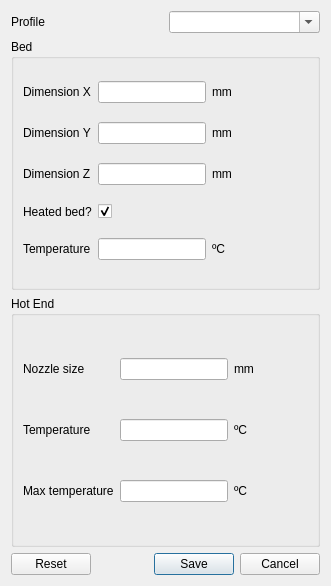
Before: the Qt Designer form src/dialogs/generalsettingsdialog.ui in KDE/atelier, drawn with Qt 5.
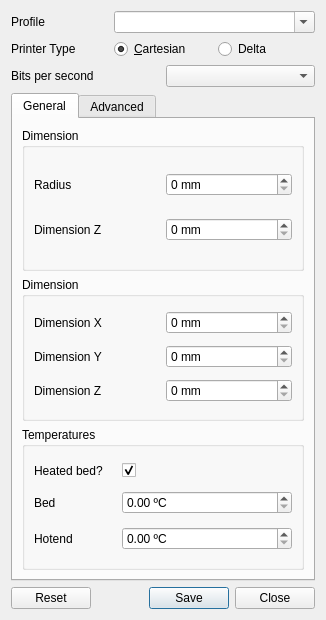
After: the same form once the commit is applied.

Commit message:
Refactor of General Settings Dialog
- Add profile for Delta and Cartesians printers
- Remove not necessary input
- Add new methods to control the dialog close events
- Add method to set the baudrates on the combobox bsp
- Update load and save settings methods to fit the new
context
- Clean code

Patch:
```diff
--- a/src/dialogs/generalsettingsdialog.ui
+++ b/src/dialogs/generalsettingsdialog.ui
@@ -6,24 +6,48 @@
    <rect>
     <x>0</x>
     <y>0</y>
-    <width>331</width>
-    <height>586</height>
+    <width>326</width>
+    <height>620</height>
    </rect>
   </property>
   <property name="windowTitle">
    <string>General Settings</string>
   </property>
+  <layout class="QVBoxLayout" name="verticalLayout">
+   <item>
   <layout class="QGridLayout" name="gridLayout_3">
+     <item row="1" column="1">
+      <widget class="QRadioButton" name="cartesianRB">
+       <property name="text">
+        <string>&amp;Cartesian</string>
+       </property>
+       <property name="checked">
+        <bool>true</bool>
+       </property>
+      </widget>
+     </item>
+     <item row="1" column="2">
+      <widget class="QRadioButton" name="deltaRB">
+       <property name="text">
+        <string>Delta</string>
+       </property>
+      </widget>
+     </item>
+     <item row="1" column="0">
+      <widget class="QLabel" name="label_7">
+       <property name="text">
+        <string>Printer Type</string>
+       </property>
+      </widget>
+     </item>
    <item row="0" column="0">
-    <layout class="QHBoxLayout" name="horizontalLayout">
-     <item>
       <widget class="QLabel" name="label_20">
        <property name="text">
         <string>Profile</string>
        </property>
       </widget>
      </item>
-     <item>
+     <item row="0" column="1" colspan="2">
       <widget class="QComboBox" name="profileCB">
        <property name="editable">
         <bool>true</bool>
@@ -32,10 +56,83 @@
      </item>
     </layout>
    </item>
+   <item>
+    <layout class="QHBoxLayout" name="horizontalLayout">
+     <item>
+      <widget class="QLabel" name="label_9">
+       <property name="text">
+        <string>Bits per second</string>
+       </property>
+      </widget>
+     </item>
+     <item>
+      <widget class="QComboBox" name="baudCB"/>
+     </item>
+    </layout>
+   </item>
+   <item>
+    <widget class="QTabWidget" name="tabWidget">
+     <property name="sizePolicy">
+      <sizepolicy hsizetype="Expanding" vsizetype="MinimumExpanding">
+       <horstretch>0</horstretch>
+       <verstretch>0</verstretch>
+      </sizepolicy>
+     </property>
+     <property name="currentIndex">
+      <number>0</number>
+     </property>
+     <widget class="QWidget" name="tab">
+      <attribute name="title">
+       <string>General</string>
+      </attribute>
+      <layout class="QGridLayout" name="gridLayout_6">
+       <item row="0" column="0">
+        <widget class="QGroupBox" name="deltaGB">
+         <property name="title">
+          <string>Dimension</string>
+         </property>
+         <layout class="QGridLayout" name="gridLayout_4">
    <item row="1" column="0">
-    <widget class="QGroupBox" name="groupBox">
+           <widget class="QLabel" name="label_14">
+            <property name="text">
+             <string>Dimension Z</string>
+            </property>
+           </widget>
+          </item>
+          <item row="0" column="0">
+           <widget class="QLabel" name="label_13">
+            <property name="text">
+             <string>Radius</string>
+            </property>
+           </widget>
+          </item>
+          <item row="0" column="1">
+           <widget class="QSpinBox" name="radiusSB">
+            <property name="suffix">
+             <string> mm</string>
+            </property>
+            <property name="maximum">
+             <number>999999999</number>
+            </property>
+           </widget>
+          </item>
+          <item row="1" column="1">
+           <widget class="QSpinBox" name="z_delta_dimensionSB">
+            <property name="suffix">
+             <string> mm</string>
+            </property>
+            <property name="maximum">
+             <number>999999999</number>
+            </property>
+           </widget>
+          </item>
+         </layout>
+        </widget>
+       </item>
+       <item row="1" column="0">
+        <widget class="QGroupBox" name="cartesianGB">
      <property name="title">
-      <string>Bed</string>
+          <string>Dimension</string>
      </property>
      <layout class="QGridLayout" name="gridLayout">
       <item row="2" column="1">
@@ -45,43 +142,6 @@
         </property>
        </widget>
       </item>
-      <item row="5" column="2">
-       <widget class="QLineEdit" name="bedTempLE"/>
-      </item>
-      <item row="0" column="3">
-       <widget class="QLabel" name="label_6">
-        <property name="text">
-         <string>mm</string>
-        </property>
-       </widget>
-      </item>
-      <item row="1" column="2">
-       <widget class="QLineEdit" name="y_dimensionLE"/>
-      </item>
-      <item row="5" column="3">
-       <widget class="QLabel" name="label_9">
-        <property name="text">
-         <string>ºC</string>
-        </property>
-       </widget>
-      </item>
-      <item row="0" column="2">
-       <widget class="QLineEdit" name="x_dimensionLE"/>
-      </item>
-      <item row="2" column="3">
-       <widget class="QLabel" name="label_8">
-        <property name="text">
-         <string>mm</string>
-        </property>
-       </widget>
-      </item>
-      <item row="3" column="1">
-       <widget class="QLabel" name="label_5">
-        <property name="text">
-         <string>Heated bed?</string>
-        </property>
-       </widget>
-      </item>
       <item row="1" column="1">
        <widget class="QLabel" name="label_3">
         <property name="text">
@@ -89,26 +149,6 @@
         </property>
        </widget>
       </item>
-      <item row="2" column="2">
-       <widget class="QLineEdit" name="z_dimensionLE"/>
-      </item>
-      <item row="5" column="1">
-       <widget class="QLabel" name="label_2">
-        <property name="text">
-         <string>Temperature</string>
-        </property>
-       </widget>
-      </item>
-      <item row="3" column="2">
-       <widget class="QCheckBox" name="heatedBedCK">
-        <property name="text">
-         <string/>
-        </property>
-        <property name="checked">
-         <bool>true</bool>
-        </property>
-       </widget>
-      </item>
       <item row="0" column="1">
        <widget class="QLabel" name="label">
         <property name="text">
@@ -116,109 +156,116 @@
         </property>
        </widget>
       </item>
-      <item row="1" column="3">
-       <widget class="QLabel" name="label_7">
-        <property name="text">
-         <string>mm</string>
-        </property>
-       </widget>
-      </item>
-      <item row="1" column="4">
-       <spacer name="horizontalSpacer">
-        <property name="orientation">
-         <enum>Qt::Horizontal</enum>
-        </property>
-        <property name="sizeHint" stdset="0">
-         <size>
-          <width>40</width>
-          <height>20</height>
-         </size>
-        </property>
-       </spacer>
+          <item row="0" column="2">
+           <widget class="QSpinBox" name="x_dimensionSB">
+            <property name="suffix">
+             <string> mm</string>
+            </property>
+            <property name="maximum">
+             <number>999999999</number>
+            </property>
+           </widget>
+          </item>
+          <item row="2" column="2">
+           <widget class="QSpinBox" name="z_dimensionSB">
+            <property name="suffix">
+             <string> mm</string>
+            </property>
+            <property name="maximum">
+             <number>999999999</number>
+            </property>
+           </widget>
+          </item>
+          <item row="1" column="2">
+           <widget class="QSpinBox" name="y_dimensionSB">
+            <property name="suffix">
+             <string> mm</string>
+            </property>
+            <property name="maximum">
+             <number>999999999</number>
+            </property>
+           </widget>
       </item>
      </layout>
     </widget>
    </item>
    <item row="2" column="0">
-    <widget class="QGroupBox" name="groupBox_2">
+        <widget class="QGroupBox" name="bedTempsGB">
      <property name="title">
-      <string>Hot End</string>
-     </property>
-     <layout class="QGridLayout" name="gridLayout_2">
-      <item row="0" column="1">
-       <widget class="QLineEdit" name="nozzleSizeLE"/>
-      </item>
-      <item row="1" column="1">
-       <widget class="QLineEdit" name="extruderTempLE"/>
-      </item>
-      <item row="2" column="1">
-       <widget class="QLineEdit" name="extruderMaxTempLE"/>
-      </item>
+          <string>Temperatures</string>
+         </property>
+         <layout class="QGridLayout" name="gridLayout_5">
       <item row="0" column="0">
-       <widget class="QLabel" name="label_10">
+           <widget class="QLabel" name="label_5">
         <property name="text">
-         <string>Nozzle size</string>
+             <string>Heated bed?</string>
+            </property>
+           </widget>
+          </item>
+          <item row="0" column="1">
+           <widget class="QCheckBox" name="heatedBedCK">
+            <property name="text">
+             <string/>
+            </property>
+            <property name="checked">
+             <bool>true</bool>
         </property>
        </widget>
       </item>
       <item row="1" column="0">
+           <widget class="QLabel" name="label_2">
+            <property name="text">
+             <string>Bed</string>
+            </property>
+           </widget>
+          </item>
+          <item row="1" column="1" colspan="2">
+           <widget class="QDoubleSpinBox" name="bedTempSB">
+            <property name="suffix">
+             <string> ºC</string>
+            </property>
+            <property name="maximum">
+             <double>200.000000000000000</double>
+            </property>
+           </widget>
+          </item>
+          <item row="2" column="0">
        <widget class="QLabel" name="label_11">
         <property name="text">
-         <string>Temperature</string>
+             <string>Hotend</string>
         </property>
        </widget>
       </item>
-      <item row="2" column="2">
-       <widget class="QLabel" name="label_17">
-        <property name="text">
-         <string>ºC</string>
-        </property>
-       </widget>
-      </item>
-      <item row="1" column="3">
-       <spacer name="horizontalSpacer_2">
-        <property name="orientation">
-         <enum>Qt::Horizontal</enum>
-        </property>
-        <property name="sizeHint" stdset="0">
-         <size>
-          <width>40</width>
-          <height>20</height>
-         </size>
-        </property>
-       </spacer>
-      </item>
-      <item row="2" column="0">
-       <widget class="QLabel" name="label_12">
-        <property name="text">
-         <string>Max temperature</string>
-        </property>
-       </widget>
-      </item>
-      <item row="0" column="2">
-       <widget class="QLabel" name="label_15">
-        <property name="text">
-         <string>mm</string>
-        </property>
-       </widget>
-      </item>
-      <item row="1" column="2">
-       <widget class="QLabel" name="label_16">
-        <property name="text">
-         <string>ºC</string>
-        </property>
-       </widget>
-      </item>
-     </layout>
-    </widget>
+          <item row="2" column="1" colspan="2">
+           <widget class="QDoubleSpinBox" name="extruderTempSB">
+            <property name="suffix">
+             <string> ºC</string>
+            </property>
+            <property name="maximum">
+             <double>400.000000000000000</double>
+            </property>
+           </widget>
+          </item>
+         </layout>
+        </widget>
+       </item>
+      </layout>
+     </widget>
+     <widget class="QWidget" name="tab_3">
+      <attribute name="title">
+       <string>Advanced</string>
+      </attribute>
+      <layout class="QGridLayout" name="gridLayout_7"/>
+     </widget>
+    </widget>
    </item>
-   <item row="3" column="0">
+   <item>
     <widget class="QDialogButtonBox" name="buttonBox">
      <property name="orientation">
       <enum>Qt::Horizontal</enum>
      </property>
      <property name="standardButtons">
-      <set>QDialogButtonBox::Cancel|QDialogButtonBox::Reset|QDialogButtonBox::Save</set>
+      <set>QDialogButtonBox::Close|QDialogButtonBox::Reset|QDialogButtonBox::Save</set>
      </property>
     </widget>
    </item>
```
Left out of the diff: 12 changed lines with no effect on the pictures. Lines whose indentation alone changed are shown as unchanged. The commit also changes 2 other files.
